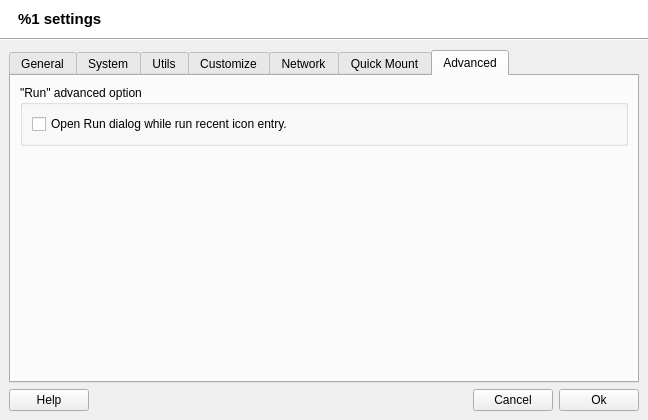
The window that src/uis/AppSettings.ui (brezerk/q4wine) describes before a commit, drawn with Qt 5.
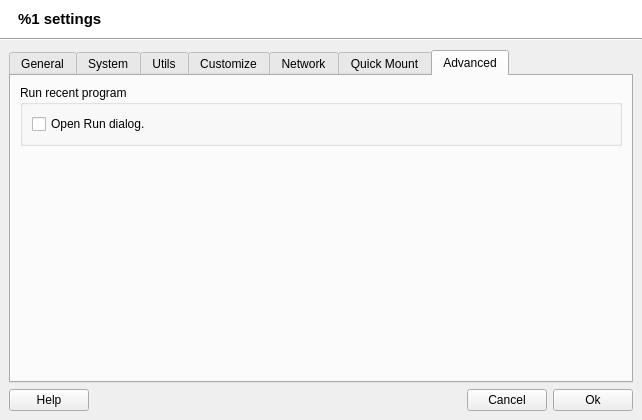
The same window after the commit. The open tabs and pages were chosen to show the change. Icons and pictures are not drawn.

```diff
--- a/src/uis/AppSettings.ui
+++ b/src/uis/AppSettings.ui
@@ -9,7 +9,7 @@
    <rect>
     <x>0</x>
     <y>0</y>
-    <width>648</width>
+    <width>642</width>
     <height>420</height>
    </rect>
   </property>
@@ -1564,13 +1564,13 @@
           <item>
            <widget class="QGroupBox" name="groupBox_11">
             <property name="title">
-             <string>&quot;Run&quot; advanced option</string>
+             <string>Run recent program</string>
             </property>
             <layout class="QVBoxLayout" name="_6">
              <item>
               <widget class="QCheckBox" name="chOpenRunDialog">
                <property name="text">
-                <string>Open Run dialog while run recent icon entry.</string>
+                <string>Open Run dialog.</string>
                </property>
                <property name="checked">
                 <bool>false</bool>
```
